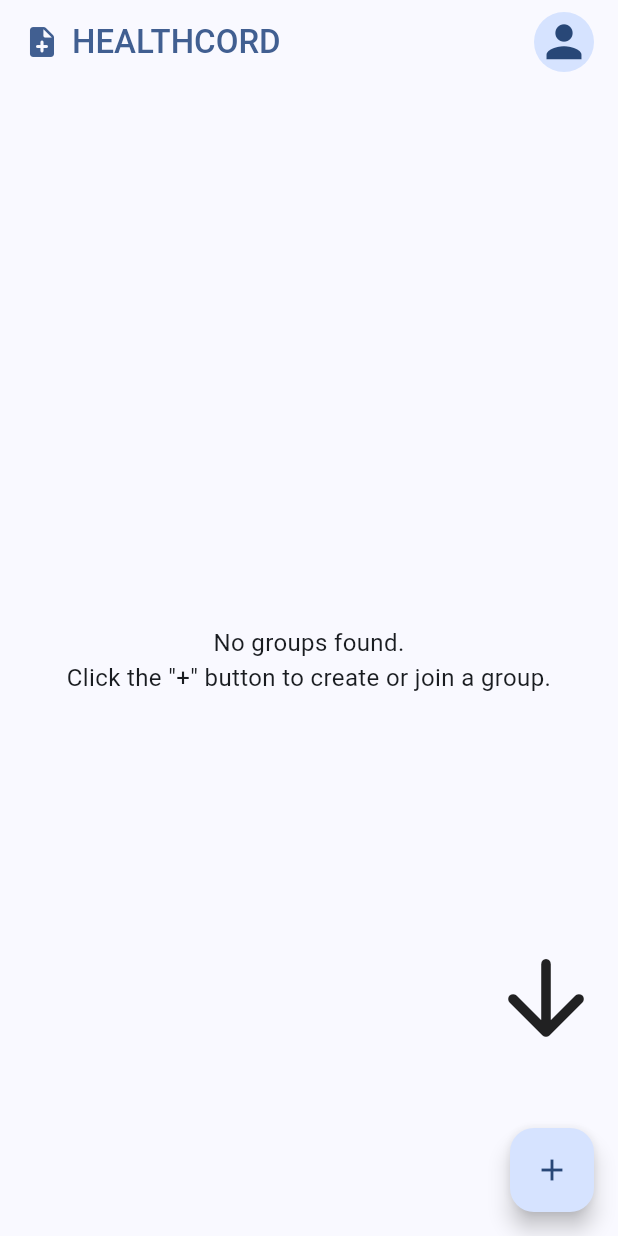
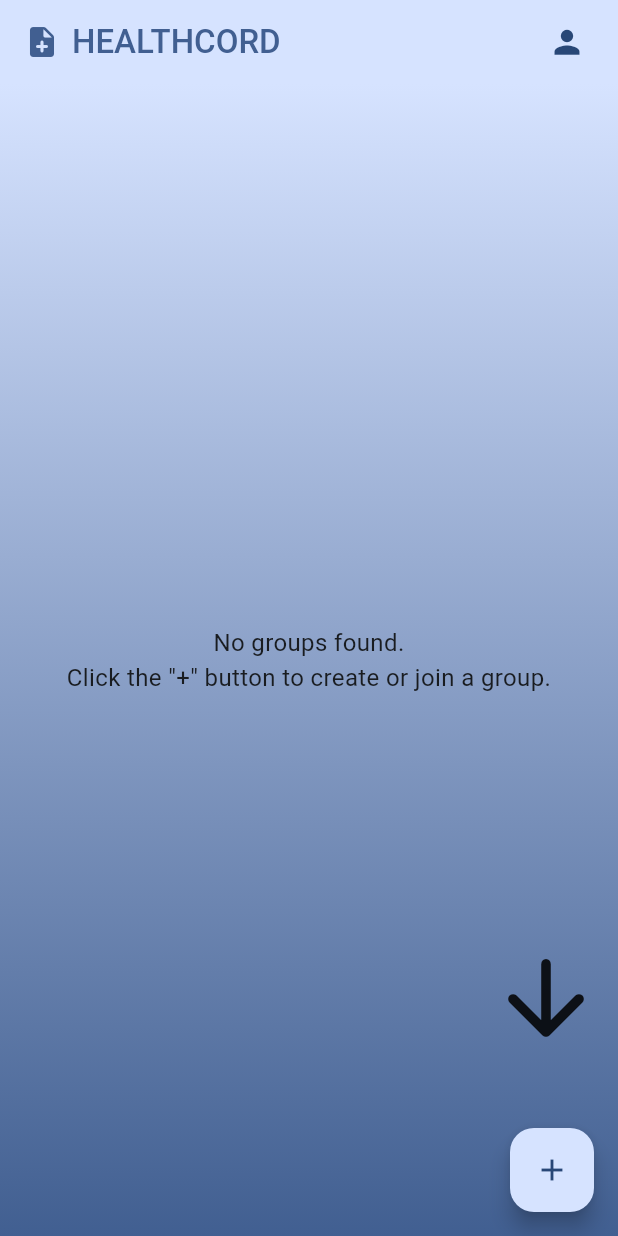
Before and after one commit to phougt/HealthCord, a Flutter app: the HomeScreen screen opened by its route, on a phone screen of 412 x 824 dp. Run offline on Flutter 3.47's test engine with Material 3 defaults, Android fonts, the phone set to English and light mode, and no system bars; our stand-ins replace dio, flutter_secure_storage, freezed_annotation, go_router, image_picker; accounts and stored records are empty; network calls fail.

Commit message:
Update Home Screen UI

```diff
--- a/lib/main.dart
+++ b/lib/main.dart
@@ -99,7 +99,7 @@ class MainApp extends StatelessWidget {
   @override
   Widget build(BuildContext context) {
     return MaterialApp.router(
-      title: 'Flutter Demo',
+      title: 'HealthCord',
       themeMode: ThemeMode.system,
       darkTheme: MaterialTheme(Typography.blackCupertino).dark(),
       theme: MaterialTheme(Typography.whiteCupertino).light(),
--- a/lib/screens/home_screen.dart
+++ b/lib/screens/home_screen.dart
@@ -15,11 +15,15 @@ class HomeScreen extends StatelessWidget {
 
     return Scaffold(
       appBar: AppBar(
+        flexibleSpace: Container(
+          color: Theme.of(context).colorScheme.primaryContainer,
+        ),
+        forceMaterialTransparency: true,
         actions: [
           Padding(
             padding: const EdgeInsets.only(right: 16.0),
             child: CircleAvatar(
-              radius: 20,
+              radius: 18,
               child: authTokenManager.user?.profile != null
                   ? Image.network(
                       authTokenManager.user?.profile ?? '',
@@ -29,7 +33,7 @@ class HomeScreen extends StatelessWidget {
                             'Bearer ${authTokenManager.authToken?.accessToken}',
                       },
                     )
-                  : const Icon(Icons.person, size: 35),
+                  : const Icon(Icons.person, size: 25),
             ),
           ),
         ],
@@ -49,9 +53,19 @@ class HomeScreen extends StatelessWidget {
             ),
           ],
         ),
-        forceMaterialTransparency: true,
       ),
-      body: Padding(
+      body: Container(
+        decoration: BoxDecoration(
+          gradient: LinearGradient(
+            colors: [
+              Theme.of(context).colorScheme.primaryContainer,
+              Theme.of(context).colorScheme.primary,
+            ],
+            begin: Alignment.topCenter,
+            end: Alignment.bottomCenter,
+          ),
+        ),
+        child: Padding(
           padding: const EdgeInsets.all(8.0),
           child: Column(
             children: [
@@ -66,7 +80,10 @@ class HomeScreen extends StatelessWidget {
                             Positioned(
                               right: 0,
                               bottom: 110,
-                            child: Icon(Icons.arrow_downward_rounded, size: 80),
+                              child: Icon(
+                                Icons.arrow_downward_rounded,
+                                size: 80,
+                              ),
                             ),
                             const Center(
                               child: Text(
@@ -121,6 +138,7 @@ class HomeScreen extends StatelessWidget {
                 ),
               ),
             ],
+          ),
         ),
       ),
       floatingActionButton: Builder(
```
Lines whose indentation alone changed are shown as unchanged.
